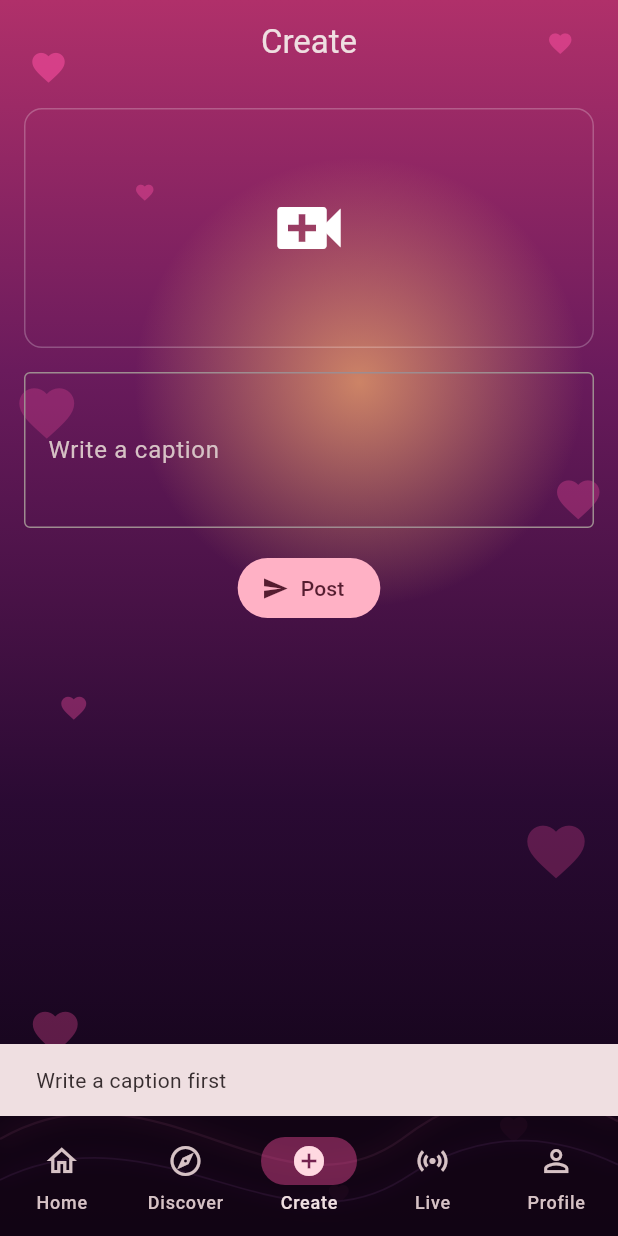
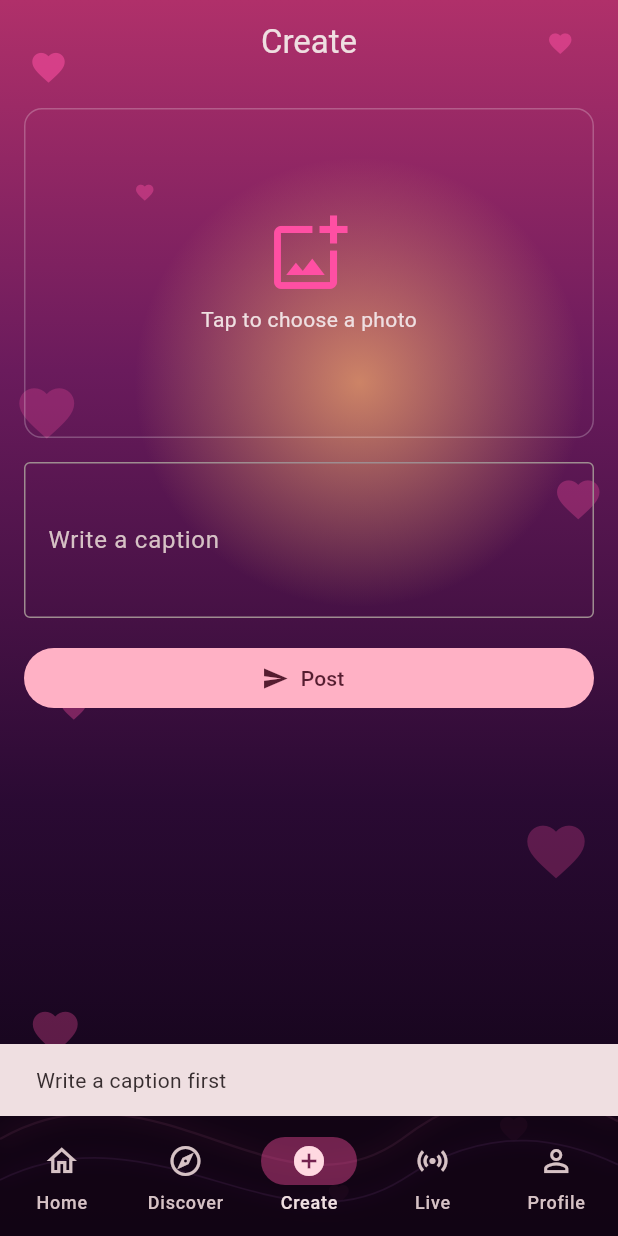
Before and after one commit to creativegames455-creator/VibraX, a Flutter app: the screen it shows once a user with an empty profile is signed in, item 3 of the bottom bar chosen, after a tap on "Post", on a phone screen of 412 x 824 dp. Run offline on Flutter 3.47's test engine with Material 3 defaults, Android fonts, the phone set to English and light mode, and no system bars; our stand-ins replace google_fonts, image_picker, supabase_flutter; accounts and stored records are empty.

Commit message:
Photo upload

```diff
--- a/lib/main.dart
+++ b/lib/main.dart
@@ -1,5 +1,7 @@
 import 'package:flutter/material.dart';
 import 'package:supabase_flutter/supabase_flutter.dart';
+import 'dart:typed_data';
+import 'package:image_picker/image_picker.dart';
 import 'package:google_fonts/google_fonts.dart';
 
 const supabaseUrl = 'https://rqsyygahmvfmmehbenan.supabase.co';
@@ -510,7 +512,14 @@ class _PostCardState extends State<PostCard> {
   Widget build(BuildContext context) {
     final p = widget.post;
     final color = colorFor('${p['id']}');
-    return Container(
+    final url = p['media_url'] as String?;
+    return Stack(fit: StackFit.expand, children: [
+      if (url != null && url.isNotEmpty)
+        Positioned.fill(
+          child: Image.network(url, fit: BoxFit.cover,
+              errorBuilder: (c, e, st) => const SizedBox()),
+        ),
+      Container(
       decoration: BoxDecoration(
         gradient: const LinearGradient(begin: Alignment.topCenter, end: Alignment.bottomCenter, colors: [Color(0x00000000), Color(0xDD0B0310)]),
       ),
@@ -547,7 +556,7 @@ class _PostCardState extends State<PostCard> {
           ],
         ),
       ),
-    );
+    )]);
   }
 }
 
@@ -601,6 +610,17 @@ class CreateScreen extends StatefulWidget {
 class _CreateScreenState extends State<CreateScreen> {
   final _controller = TextEditingController();
   bool _busy = false;
+  Uint8List? _bytes; // VIBRAX_PHOTO
+
+  Future<void> _pick() async {
+    final x = await ImagePicker().pickImage(
+        source: ImageSource.gallery, maxWidth: 1600, imageQuality: 85);
+    if (x == null) return;
+    final bytes = await x.readAsBytes();
+    if (!mounted) return;
+    setState(() => _bytes = bytes);
+  }
+
 
   @override
   void dispose() {
@@ -615,16 +635,25 @@ class _CreateScreenState extends State<CreateScreen> {
 
   Future<void> _post() async {
     final caption = _controller.text.trim();
-    if (caption.isEmpty) {
+    if (caption.isEmpty && _bytes == null) {
       _msg('Write a caption first');
       return;
     }
     setState(() => _busy = true);
     try {
+      String? mediaUrl;
+      if (_bytes != null) {
+        final uid = supabase.auth.currentUser!.id;
+        final name = '$uid/${DateTime.now().millisecondsSinceEpoch}.jpg';
+        await supabase.storage.from('media').uploadBinary(name, _bytes!,
+            fileOptions: const FileOptions(contentType: 'image/jpeg'));
+        mediaUrl = supabase.storage.from('media').getPublicUrl(name);
+      }
       await supabase
           .from('posts')
-          .insert({'caption': caption, 'username': currentUsername()});
+          .insert({'caption': caption, 'username': currentUsername(), 'media_url': mediaUrl});
       _controller.clear();
+      setState(() => _bytes = null);
       await loadPosts();
       _msg('Posted!');
     } catch (e) {
@@ -639,16 +668,36 @@ class _CreateScreenState extends State<CreateScreen> {
       appBar: AppBar(backgroundColor: Colors.transparent, elevation: 0, scrolledUnderElevation: 0, centerTitle: true, title: const Text('Create')),
       body: Padding(
         padding: const EdgeInsets.all(16),
-        child: Column(
+        child: ListView(
           children: [
             Container(
-              height: 160,
+              height: 220,
               width: double.infinity,
               decoration: BoxDecoration(
                 border: Border.all(color: Colors.white24),
                 borderRadius: BorderRadius.circular(12),
               ),
-              child: const Center(child: Icon(Icons.video_call, size: 56)),
+              child: GestureDetector(
+              behavior: HitTestBehavior.opaque,
+              onTap: _pick,
+              child: _bytes == null
+                  ? const Center(
+                      child: Column(
+                        mainAxisSize: MainAxisSize.min,
+                        children: [
+                          Icon(Icons.add_photo_alternate_outlined,
+                              size: 56, color: kPink),
+                          SizedBox(height: 6),
+                          Text('Tap to choose a photo'),
+                        ],
+                      ),
+                    )
+                  : ClipRRect(
+                      borderRadius: BorderRadius.circular(12),
+                      child: Image.memory(_bytes!,
+                          fit: BoxFit.cover, width: double.infinity),
+                    ),
+            ),
             ),
             const SizedBox(height: 16),
             TextField(
--- a/pubspec.yaml
+++ b/pubspec.yaml
@@ -36,6 +36,7 @@ dependencies:
   cupertino_icons: ^1.0.8
   supabase_flutter: ^2.18.0
   google_fonts: ^9.0.0
+  image_picker: ^1.2.4
 
 dev_dependencies:
   flutter_test:
```
Also changed, not shown: pubspec.lock, 5 other files.
